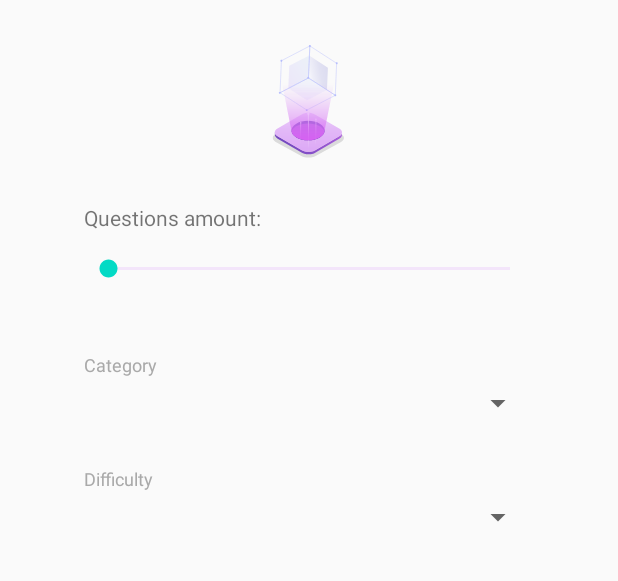
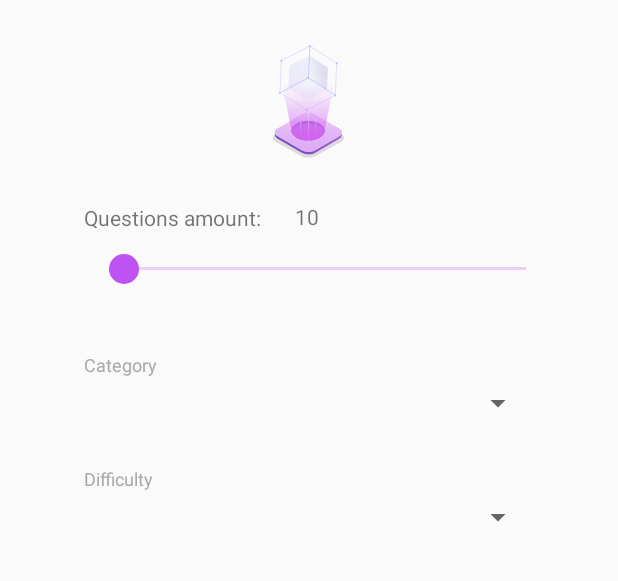
Before and after one commit to PavelMarusov/QuizApp, an Android app: the screen it shows after launch (MainActivity), on a phone screen of 412 x 824 dp, the part 176-757 px from its top. Run offline under Robolectric (Android 15) with nearby library versions, the phone set to English and light mode, and no system bars.

Commit message:
Install commit

```diff
--- a/app/src/main/java/com/example/quizapp/ui/fragment/main/MainFragment.java
+++ b/app/src/main/java/com/example/quizapp/ui/fragment/main/MainFragment.java
@@ -1,7 +1,10 @@
 package com.example.quizapp.ui.fragment.main;
 
+import androidx.appcompat.widget.AppCompatSeekBar;
 import androidx.lifecycle.ViewModelProviders;
 
+import android.graphics.Color;
+import android.graphics.PorterDuff;
 import android.os.Bundle;
 
 import androidx.annotation.NonNull;
@@ -18,7 +21,6 @@ import com.example.quizapp.R;
 public class MainFragment extends Fragment {
 
     private MainViewModel mViewModel;
-
     public static MainFragment newInstance() {
         return new MainFragment();
     }
@@ -26,7 +28,9 @@ public class MainFragment extends Fragment {
     @Override
     public View onCreateView(@NonNull LayoutInflater inflater, @Nullable ViewGroup container,
                              @Nullable Bundle savedInstanceState) {
-        return inflater.inflate(R.layout.main_fragment, container, false);
+        View view =  inflater.inflate(R.layout.main_fragment, container, false);
+
+        return view;
     }
 
     @Override
--- /dev/null
+++ b/app/src/main/res/drawable/thumb.xml
@@ -0,0 +1,13 @@
+<?xml version="1.0" encoding="utf-8"?>
+<layer-list xmlns:android="http://schemas.android.com/apk/res/android">
+    <item>
+        <shape>
+            <corners android:radius="40dp"/>
+            <size
+                android:height="20dp"
+                android:width="20dp" />
+            <solid android:color="#BE52F2"/>
+        </shape>
+    </item>
+
+</layer-list>
--- a/app/src/main/res/layout/main_fragment.xml
+++ b/app/src/main/res/layout/main_fragment.xml
@@ -48,8 +48,12 @@
         android:id="@+id/main_fr_seekBar"
         android:layout_width="300dp"
         android:layout_height="50dp"
-
-        android:progressBackgroundTint="#DBA5F5"
+        android:progressBackgroundTint="#BE52F2"
+        android:progressTint="#BE52F2"
+        android:thumbTint="#BE52F2"
+        android:thumb="@drawable/thumb"
+        android:secondaryProgressTintMode="multiply"
+        app:layout_constraintHorizontal_bias="0.63"
         app:layout_constraintLeft_toLeftOf="parent"
         app:layout_constraintRight_toRightOf="parent"
         app:layout_constraintTop_toBottomOf="@id/text1" />
@@ -107,5 +111,14 @@
         android:textColor="#ffffff"
         android:textStyle="bold"/>
 
+    <TextView
+        android:id="@+id/textView"
+        android:layout_width="37dp"
+        android:layout_height="20dp"
+        android:text="@string/_10"
+        android:gravity="center"
+        app:layout_constraintBottom_toTopOf="@+id/main_fr_seekBar"
+        app:layout_constraintStart_toEndOf="@+id/text1" />
+
 
 </androidx.constraintlayout.widget.ConstraintLayout>
--- a/app/src/main/res/values/strings.xml
+++ b/app/src/main/res/values/strings.xml
@@ -7,4 +7,5 @@
     <string name="questions_amount">Questions amount:</string>
     <string name="difficulty">Difficulty</string>
     <string name="start">START</string>
+    <string name="_10">10</string>
 </resources>
```
